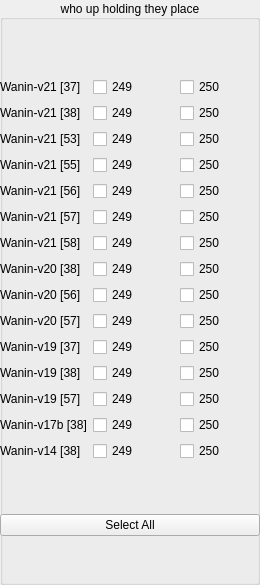
Before: the Qt Designer form waninCheckGrid.ui in korbosoft/modmiiDownloader, drawn with Qt 5.
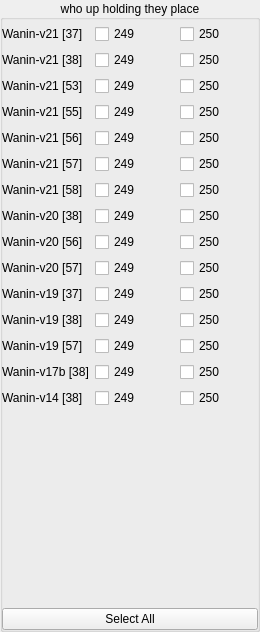
After: the same form once the commit is applied.

Patch:
```diff
--- a/waninCheckGrid.ui
+++ b/waninCheckGrid.ui
@@ -8,7 +8,7 @@
     <x>0</x>
     <y>0</y>
     <width>260</width>
-    <height>585</height>
+    <height>632</height>
    </rect>
   </property>
   <property name="toolTip">
@@ -24,14 +24,29 @@
    <property name="geometry">
     <rect>
      <x>0</x>
-     <y>30</y>
+     <y>0</y>
      <width>260</width>
-     <height>555</height>
+     <height>632</height>
     </rect>
    </property>
-   <layout class="QVBoxLayout" name="verticalLayout">
+   <layout class="QVBoxLayout" name="layout">
+    <property name="sizeConstraint">
+     <enum>QLayout::SizeConstraint::SetMaximumSize</enum>
+    </property>
+    <property name="leftMargin">
+     <number>2</number>
+    </property>
+    <property name="topMargin">
+     <number>24</number>
+    </property>
+    <property name="rightMargin">
+     <number>2</number>
+    </property>
+    <property name="bottomMargin">
+     <number>2</number>
+    </property>
     <item>
-     <layout class="QGridLayout" name="waninGrid">
+     <layout class="QGridLayout" name="grid">
       <item row="0" column="0">
        <widget class="QLabel" name="wv21b37">
         <property name="text">
@@ -350,7 +365,23 @@
      </layout>
     </item>
     <item>
-     <widget class="QPushButton" name="d2xSelect">
+     <spacer name="spacer">
+      <property name="orientation">
+       <enum>Qt::Orientation::Vertical</enum>
+      </property>
+      <property name="sizeType">
+       <enum>QSizePolicy::Policy::MinimumExpanding</enum>
+      </property>
+      <property name="sizeHint" stdset="0">
+       <size>
+        <width>0</width>
+        <height>0</height>
+       </size>
+      </property>
+     </spacer>
+    </item>
+    <item>
+     <widget class="QPushButton" name="waninSelect">
       <property name="text">
        <string>Select All</string>
       </property>
```
Left out of the diff: 60 changed lines with no effect on the pictures.
